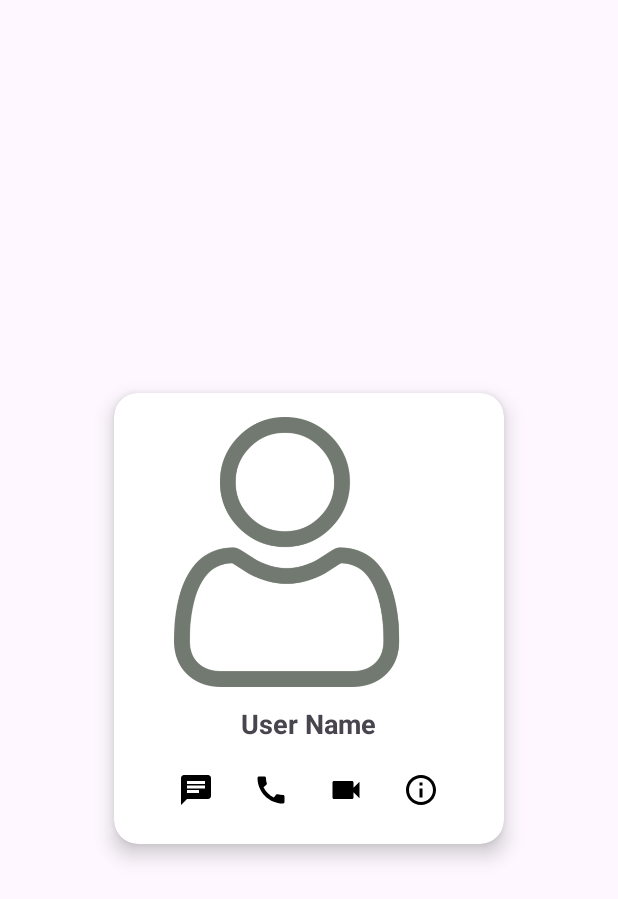
After one commit to Anshu1712/Chatify2, an Android app: the layout activity_user_display.xml on its own in the app's theme, with its tools: preview values and no code run, on a phone screen of 412 x 824 dp. The commit adds this screen. Shown: the top 899 px of the screen. Run offline under Robolectric (Android 15) with nearby library versions, the phone set to English and light mode, and no system bars.

Commit message:
some more changes and enhance the ui

```diff
--- a/app/src/main/AndroidManifest.xml
+++ b/app/src/main/AndroidManifest.xml
@@ -36,6 +36,9 @@
         android:supportsRtl="true"
         android:theme="@style/Theme.Chatify"
         tools:targetApi="31">
+        <activity
+            android:name=".profile.userDisplay"
+            android:exported="false" />
         <activity
             android:name=".adapters.showImage"
             android:exported="false" />
--- /dev/null
+++ b/app/src/main/res/drawable/baseline_info_outline_24.xml
@@ -0,0 +1,5 @@
+<vector xmlns:android="http://schemas.android.com/apk/res/android" android:height="24dp" android:tint="#000000" android:viewportHeight="24" android:viewportWidth="24" android:width="24dp">
+
+    <path android:fillColor="@android:color/white" android:pathData="M11,7h2v2h-2V7zM11,11h2v6h-2V11zM12,2C6.48,2 2,6.48 2,12s4.48,10 10,10s10,-4.48 10,-10S17.52,2 12,2zM12,20c-4.41,0 -8,-3.59 -8,-8s3.59,-8 8,-8s8,3.59 8,8S16.41,20 12,20z"/>
+
+</vector>
--- /dev/null
+++ b/app/src/main/res/layout/activity_user_display.xml
@@ -0,0 +1,81 @@
+<androidx.constraintlayout.widget.ConstraintLayout xmlns:android="http://schemas.android.com/apk/res/android"
+    xmlns:app="http://schemas.android.com/apk/res-auto"
+    android:id="@+id/main"
+    android:layout_width="match_parent"
+    android:layout_height="match_parent"
+    android:background="@android:color/transparent">
+
+    <androidx.cardview.widget.CardView
+        android:layout_width="260dp"
+        android:layout_height="wrap_content"
+        android:layout_margin="20dp"
+        app:cardCornerRadius="16dp"
+        app:cardElevation="8dp"
+        app:layout_constraintBottom_toBottomOf="parent"
+        app:layout_constraintEnd_toEndOf="parent"
+        app:layout_constraintStart_toStartOf="parent"
+        app:layout_constraintTop_toTopOf="parent">
+
+        <LinearLayout
+            android:layout_width="match_parent"
+            android:layout_height="wrap_content"
+            android:orientation="vertical"
+            android:padding="16dp">
+
+            <ImageView
+                android:id="@+id/profile_image"
+                android:layout_width="match_parent"
+                android:layout_height="180dp"
+                android:src="@drawable/person" />
+
+            <TextView
+                android:id="@+id/tv_name"
+                android:layout_width="wrap_content"
+                android:layout_height="wrap_content"
+                android:layout_gravity="center"
+                android:layout_marginTop="12dp"
+                android:text="User Name"
+                android:textSize="18sp"
+                android:textStyle="bold" />
+
+            <LinearLayout
+                android:layout_width="match_parent"
+                android:layout_height="wrap_content"
+                android:layout_marginTop="12dp"
+                android:gravity="center"
+                android:orientation="horizontal">
+
+                <ImageView
+                    android:id="@+id/btnChat"
+                    android:layout_width="40dp"
+                    android:layout_height="40dp"
+                    android:layout_marginEnd="10dp"
+                    android:padding="8dp"
+                    android:src="@drawable/baseline_chat_24" />
+
+                <ImageView
+                    android:id="@+id/btnCall"
+                    android:layout_width="40dp"
+                    android:layout_height="40dp"
+                    android:layout_marginEnd="10dp"
+                    android:padding="8dp"
+                    android:src="@drawable/baseline_call_24" />
+
+                <ImageView
+                    android:id="@+id/btnVCall"
+                    android:layout_width="40dp"
+                    android:layout_height="40dp"
+                    android:layout_marginEnd="10dp"
+                    android:padding="8dp"
+                    android:src="@drawable/baseline_videocam_24" />
+
+                <ImageView
+                    android:id="@+id/btnOther"
+                    android:layout_width="40dp"
+                    android:layout_height="40dp"
+                    android:padding="8dp"
+                    android:src="@drawable/baseline_info_outline_24" />
+            </LinearLayout>
+        </LinearLayout>
+    </androidx.cardview.widget.CardView>
+</androidx.constraintlayout.widget.ConstraintLayout>
```
Also changed, not shown: app/src/main/java/com/example/chatify/adapters/ChatListAdapter.java (+8 -1 lines), app/src/main/java/com/example/chatify/adapters/showImage.java (+8 -9 lines), app/src/main/java/com/example/chatify/profile/userDisplay.java (added, +65 -0 lines).
